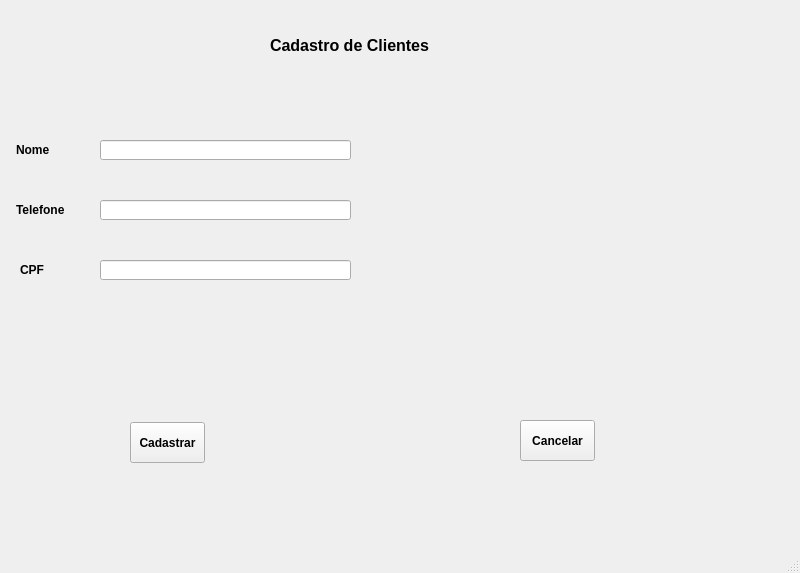
bismarckcesar/vendas, file cliente_tela.ui: the form before one commit.
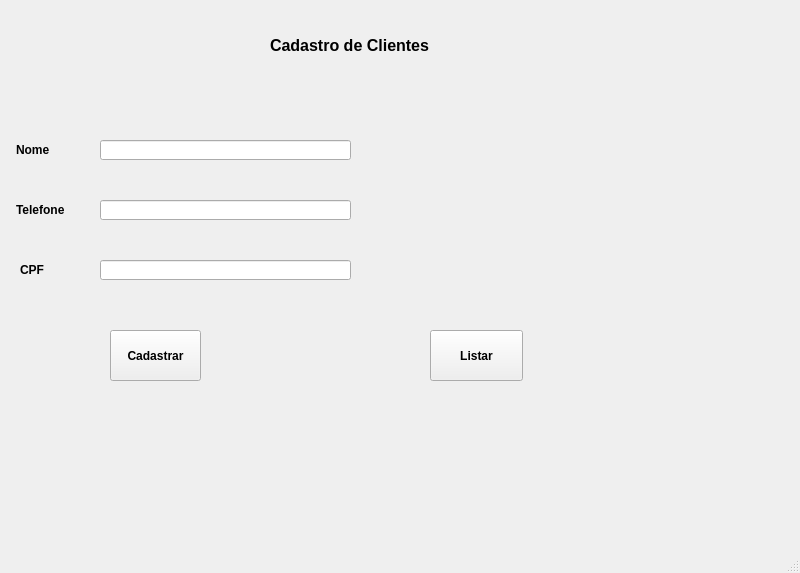
The form after the commit.

```diff
--- a/cliente_tela.ui
+++ b/cliente_tela.ui
@@ -77,10 +77,10 @@
    <widget class="QPushButton" name="pushButton">
     <property name="geometry">
      <rect>
-      <x>130</x>
-      <y>422</y>
-      <width>75</width>
-      <height>41</height>
+      <x>110</x>
+      <y>330</y>
+      <width>91</width>
+      <height>51</height>
      </rect>
     </property>
     <property name="font">
@@ -93,25 +93,6 @@
      <string>Cadastrar</string>
     </property>
    </widget>
-   <widget class="QPushButton" name="pushButton_2">
-    <property name="geometry">
-     <rect>
-      <x>520</x>
-      <y>420</y>
-      <width>75</width>
-      <height>41</height>
-     </rect>
-    </property>
-    <property name="font">
-     <font>
-      <weight>75</weight>
-      <bold>true</bold>
-     </font>
-    </property>
-    <property name="text">
-     <string>Cancelar</string>
-    </property>
-   </widget>
    <widget class="QLineEdit" name="lineEdit">
     <property name="geometry">
      <rect>
@@ -162,6 +143,26 @@
      <string>Cadastro de Clientes</string>
     </property>
    </widget>
+   <widget class="QPushButton" name="pushButton_2">
+    <property name="geometry">
+     <rect>
+      <x>430</x>
+      <y>330</y>
+      <width>93</width>
+      <height>51</height>
+     </rect>
+    </property>
+    <property name="font">
+     <font>
+      <pointsize>9</pointsize>
+      <weight>75</weight>
+      <bold>true</bold>
+     </font>
+    </property>
+    <property name="text">
+     <string>Listar</string>
+    </property>
+   </widget>
   </widget>
   <widget class="QStatusBar" name="statusbar"/>
  </widget>
```
